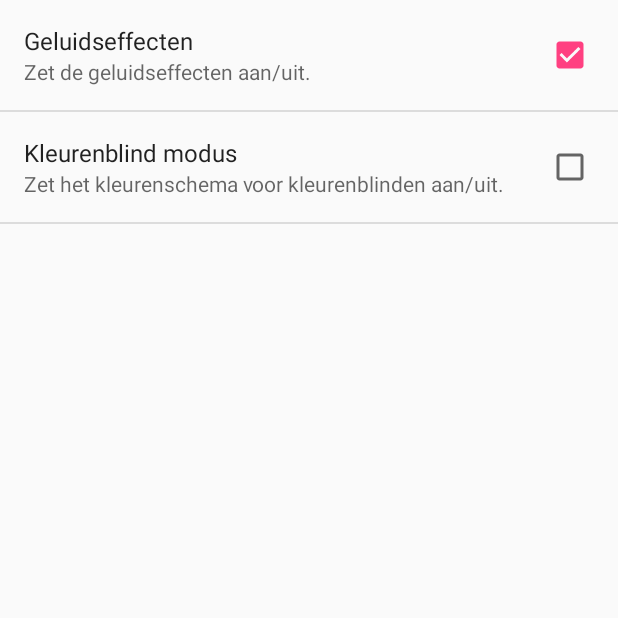
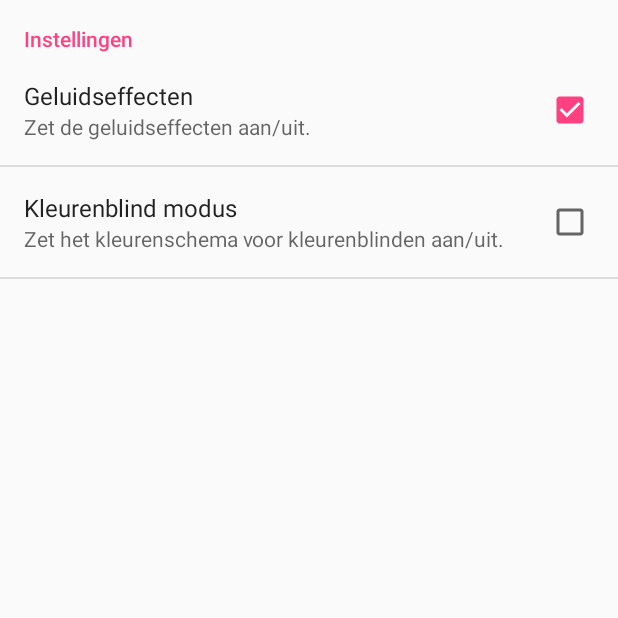
Before and after one commit to Agarwaemben/UUIntroProject, an Android app: the SettingsActivity screen opened directly, with no data from a screen before it, on a phone screen of 412 x 824 dp, the top half of it. Run offline under Robolectric (Android 15) with nearby library versions, the phone set to English and light mode, and no system bars.

Commit message:
kleine aanpassing instellingen

```diff
--- a/Topo/app/src/main/java/com/topoteam/topo/MainActivity.java
+++ b/Topo/app/src/main/java/com/topoteam/topo/MainActivity.java
@@ -29,6 +29,7 @@ public class MainActivity extends AppCompatActivity {
                         .setAction("Action", null).show();
             }
         });
+
     }
 
     //Optionsmenu verwijderd, omdat we eigen 'Instellingen' knop hebben.
--- a/Topo/app/src/main/res/xml/preferences.xml
+++ b/Topo/app/src/main/res/xml/preferences.xml
@@ -1,5 +1,7 @@
 <PreferenceScreen xmlns:android="http://schemas.android.com/apk/res/android">
-
+    <PreferenceCategory
+        android:title="Instellingen"
+        android:key="pref_key_settings">
         <CheckBoxPreference
             android:key="pref_key_soundeffects"
             android:summary="@string/pref_sum_soundeffects"
@@ -13,5 +15,6 @@
             android:title="@string/pref_title_colorblind"
             android:defaultValue="false"
             />
+    </PreferenceCategory>
 
 </PreferenceScreen>
```
Lines whose indentation alone changed are shown as unchanged.
